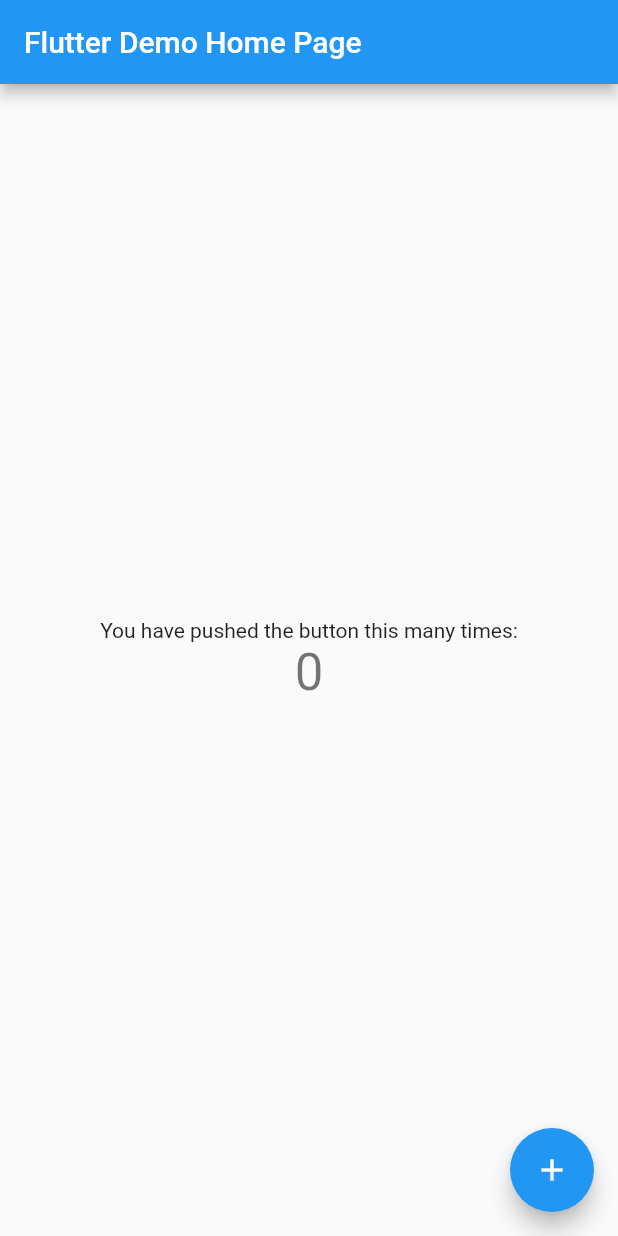
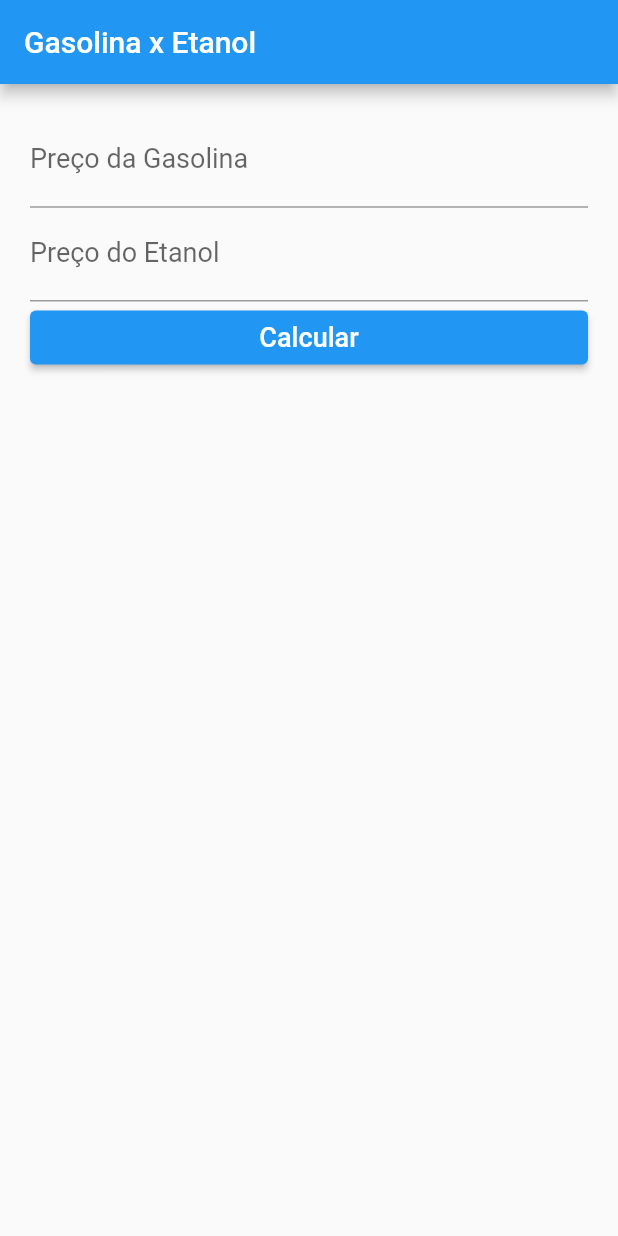
Before and after one commit to KleberSouza/fuel_manager, a Flutter app: the screen it shows after launch, on a phone screen of 412 x 824 dp. Run offline on Flutter 3.47's test engine with Material 2 defaults, Android fonts, the phone set to English and light mode, and no system bars.

Commit message:
feat: add calculadora

```diff
--- a/lib/main.dart
+++ b/lib/main.dart
@@ -1,117 +1,101 @@
 import 'package:flutter/material.dart';
 
 void main() {
-  runApp(MyApp());
+  runApp(MainApp());
 }
 
-class MyApp extends StatelessWidget {
-  // This widget is the root of your application.
+class MainApp extends StatelessWidget {
   @override
   Widget build(BuildContext context) {
     return MaterialApp(
-      title: 'Flutter Demo',
-      theme: ThemeData(
-        // This is the theme of your application.
-        //
-        // Try running your application with "flutter run". You'll see the
-        // application has a blue toolbar. Then, without quitting the app, try
-        // changing the primarySwatch below to Colors.green and then invoke
-        // "hot reload" (press "r" in the console where you ran "flutter run",
-        // or simply save your changes to "hot reload" in a Flutter IDE).
-        // Notice that the counter didn't reset back to zero; the application
-        // is not restarted.
-        primarySwatch: Colors.blue,
-        // This makes the visual density adapt to the platform that you run
-        // the app on. For desktop platforms, the controls will be smaller and
-        // closer together (more dense) than on mobile platforms.
-        visualDensity: VisualDensity.adaptivePlatformDensity,
-      ),
-      home: MyHomePage(title: 'Flutter Demo Home Page'),
+      debugShowCheckedModeBanner: false,
+      title: 'Fuel Manager',
+      home: HomePage(),
     );
   }
 }
 
-class MyHomePage extends StatefulWidget {
-  MyHomePage({Key key, this.title}) : super(key: key);
-
-  // This widget is the home page of your application. It is stateful, meaning
-  // that it has a State object (defined below) that contains fields that affect
-  // how it looks.
-
-  // This class is the configuration for the state. It holds the values (in this
-  // case the title) provided by the parent (in this case the App widget) and
-  // used by the build method of the State. Fields in a Widget subclass are
-  // always marked "final".
-
-  final String title;
-
+class HomePage extends StatefulWidget {
   @override
-  _MyHomePageState createState() => _MyHomePageState();
+  _HomePageState createState() => _HomePageState();
 }
 
-class _MyHomePageState extends State<MyHomePage> {
-  int _counter = 0;
-
-  void _incrementCounter() {
-    setState(() {
-      // This call to setState tells the Flutter framework that something has
-      // changed in this State, which causes it to rerun the build method below
-      // so that the display can reflect the updated values. If we changed
-      // _counter without calling setState(), then the build method would not be
-      // called again, and so nothing would appear to happen.
-      _counter++;
-    });
-  }
+class _HomePageState extends State<HomePage> {
+  final _formKey = GlobalKey<FormState>();
+  final edtGasolina = TextEditingController();
+  final edtEtanol = TextEditingController();
+  String resultado = '';
 
   @override
   Widget build(BuildContext context) {
-    // This method is rerun every time setState is called, for instance as done
-    // by the _incrementCounter method above.
-    //
-    // The Flutter framework has been optimized to make rerunning build methods
-    // fast, so that you can just rebuild anything that needs updating rather
-    // than having to individually change instances of widgets.
     return Scaffold(
       appBar: AppBar(
-        // Here we take the value from the MyHomePage object that was created by
-        // the App.build method, and use it to set our appbar title.
-        title: Text(widget.title),
+        title: Text('Gasolina x Etanol'),
       ),
-      body: Center(
-        // Center is a layout widget. It takes a single child and positions it
-        // in the middle of the parent.
-        child: Column(
-          // Column is also a layout widget. It takes a list of children and
-          // arranges them vertically. By default, it sizes itself to fit its
-          // children horizontally, and tries to be as tall as its parent.
-          //
-          // Invoke "debug painting" (press "p" in the console, choose the
-          // "Toggle Debug Paint" action from the Flutter Inspector in Android
-          // Studio, or the "Toggle Debug Paint" command in Visual Studio Code)
-          // to see the wireframe for each widget.
-          //
-          // Column has various properties to control how it sizes itself and
-          // how it positions its children. Here we use mainAxisAlignment to
-          // center the children vertically; the main axis here is the vertical
-          // axis because Columns are vertical (the cross axis would be
-          // horizontal).
-          mainAxisAlignment: MainAxisAlignment.center,
-          children: <Widget>[
-            Text(
-              'You have pushed the button this many times:',
-            ),
-            Text(
-              '$_counter',
-              style: Theme.of(context).textTheme.headline4,
-            ),
-          ],
+      body: Form(
+        key: _formKey,
+        child: Padding(
+          padding: const EdgeInsets.all(20.0),
+          child: Column(
+            crossAxisAlignment: CrossAxisAlignment.stretch,
+            children: [
+              TextFormField(
+                style: TextStyle(fontSize: 18),
+                keyboardType: TextInputType.number,
+                controller: edtGasolina,
+                validator: (value) {
+                  if (value.isEmpty) return 'Digite o preço da Gasolina!';
+                  return null;
+                },
+                decoration: InputDecoration(
+                  labelText: 'Preço da Gasolina',
+                ),
+              ),
+              TextFormField(
+                style: TextStyle(fontSize: 18),
+                keyboardType: TextInputType.number,
+                controller: edtEtanol,
+                validator: (value) {
+                  if (value.isEmpty) return 'Digite o preço do Etanol!';
+                  return null;
+                },
+                decoration: InputDecoration(
+                  labelText: 'Preço do Etanol',
+                ),
+              ),
+              ElevatedButton(
+                child: Text(
+                  'Calcular',
+                  style: TextStyle(fontSize: 18),
+                ),
+                onPressed: () {
+                  if (_formKey.currentState.validate()) {
+                    final vGas = double.parse(edtGasolina.text);
+                    final vEta = double.parse(edtEtanol.text);
+                    final pct = (vEta / vGas) * 100.0;
+
+                    setState(() {
+                      if (pct > 70) {
+                        resultado = pct.toStringAsFixed(0) +
+                            '% Vale mais a pena usar Gasolina!';
+                      } else {
+                        resultado = pct.toStringAsFixed(0) +
+                            '% Vale mais a pena usar Etanol!';
+                      }
+                    });
+                  }
+                },
+              ),
+              Center(
+                child: Text(
+                  resultado,
+                  style: TextStyle(fontSize: 20),
+                ),
+              ),
+            ],
+          ),
         ),
       ),
-      floatingActionButton: FloatingActionButton(
-        onPressed: _incrementCounter,
-        tooltip: 'Increment',
-        child: Icon(Icons.add),
-      ), // This trailing comma makes auto-formatting nicer for build methods.
     );
   }
 }
```
Also changed, not shown: 2 other files.
